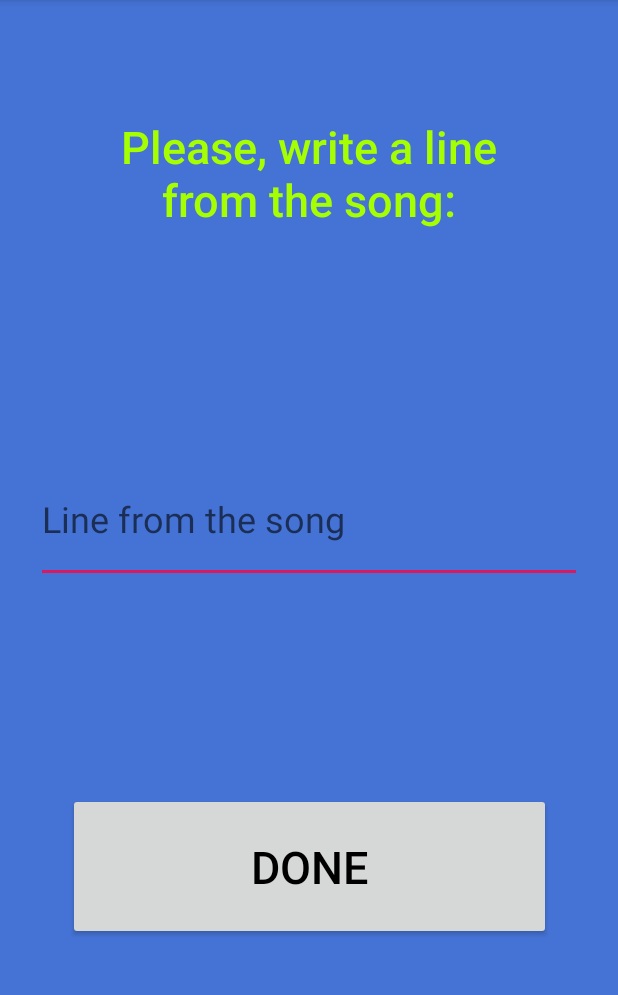
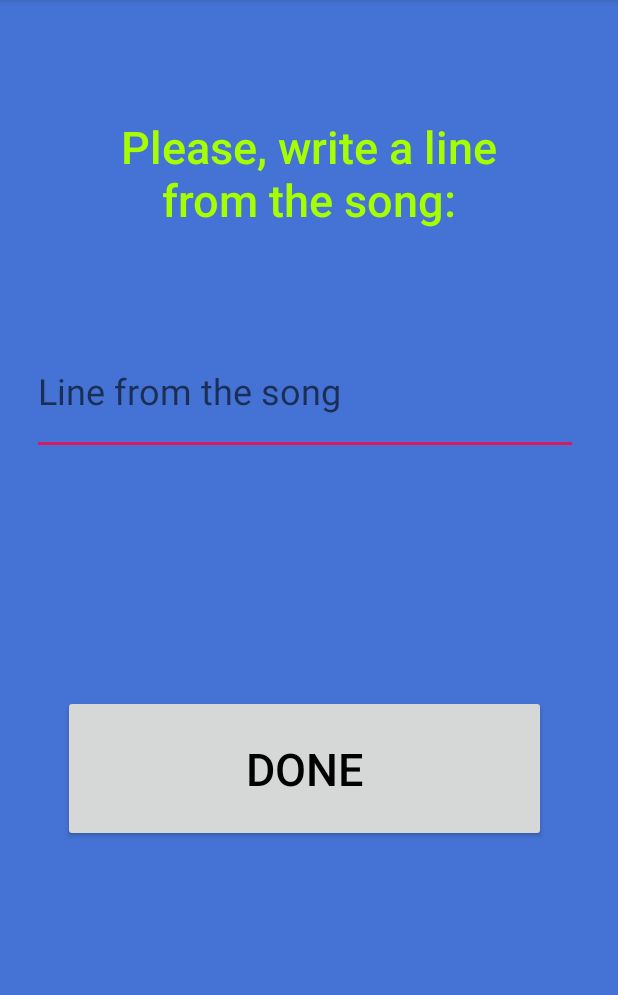
Before and after one commit to MikePagorb/Android_app, an Android app: the screen it shows after launch (MainActivity), on a phone screen of 412 x 824 dp, the part 84-1079 px from its top. Run offline under Robolectric (Android 15) with nearby library versions, the phone set to English and light mode, and no system bars.

```diff
--- a/app/src/main/res/layout/activity_main.xml
+++ b/app/src/main/res/layout/activity_main.xml
@@ -29,26 +29,32 @@
         android:layout_width="322dp"
         android:layout_height="98dp"
         android:layout_marginTop="224dp"
+        android:onClick="DoneSecondPage"
         android:text="@string/done"
         android:textColor="@android:color/black"
         android:textSize="30sp"
         app:layout_constraintBottom_toBottomOf="parent"
         app:layout_constraintEnd_toEndOf="parent"
+        app:layout_constraintHorizontal_bias="0.464"
         app:layout_constraintStart_toStartOf="parent"
-        app:layout_constraintTop_toBottomOf="@+id/textView" />
+        app:layout_constraintTop_toBottomOf="@+id/textView"
+        app:layout_constraintVertical_bias="0.268" />
 
     <EditText
         android:id="@+id/editText"
         android:layout_width="364dp"
         android:layout_height="85dp"
         android:ems="10"
+        android:text=""
         android:hint="@string/name"
         android:inputType="textPersonName"
         android:textIsSelectable="true"
         android:textSize="24sp"
         app:layout_constraintBottom_toTopOf="@+id/button"
         app:layout_constraintEnd_toEndOf="parent"
+        app:layout_constraintHorizontal_bias="0.448"
         app:layout_constraintStart_toStartOf="parent"
-        app:layout_constraintTop_toBottomOf="@+id/textView" />
+        app:layout_constraintTop_toBottomOf="@+id/textView"
+        app:layout_constraintVertical_bias="0.256" />
 
 </androidx.constraintlayout.widget.ConstraintLayout>
--- a/app/src/main/res/layout/activity_second.xml
+++ b/app/src/main/res/layout/activity_second.xml
@@ -41,10 +41,10 @@
         android:text="@string/play"
         app:layout_constraintBottom_toBottomOf="parent"
         app:layout_constraintEnd_toStartOf="@+id/button3"
-        app:layout_constraintHorizontal_bias="0.4"
+        app:layout_constraintHorizontal_bias="0.851"
         app:layout_constraintStart_toStartOf="parent"
         app:layout_constraintTop_toBottomOf="@+id/nameSong"
-        app:layout_constraintVertical_bias="0.02" />
+        app:layout_constraintVertical_bias="0.043" />
 
     <Button
         android:id="@+id/button3"
@@ -53,7 +53,7 @@
         android:text="@string/pause"
         app:layout_constraintBottom_toBottomOf="parent"
         app:layout_constraintEnd_toEndOf="parent"
-        app:layout_constraintHorizontal_bias="0.8"
+        app:layout_constraintHorizontal_bias="0.769"
         app:layout_constraintStart_toStartOf="parent"
         app:layout_constraintTop_toBottomOf="@+id/nameSong"
         app:layout_constraintVertical_bias="0.2" />
```
Also changed, not shown: app/src/main/java/com/example/acinator/MainActivity.kt (+8 -2 lines).
